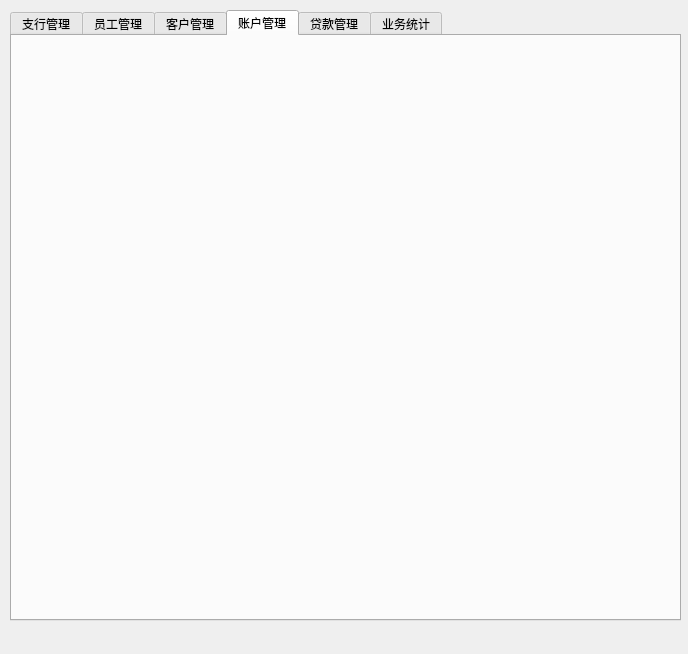
First picture: the form in bank/bank.ui, repository cyh-ustc/db_lab3, before the edit.
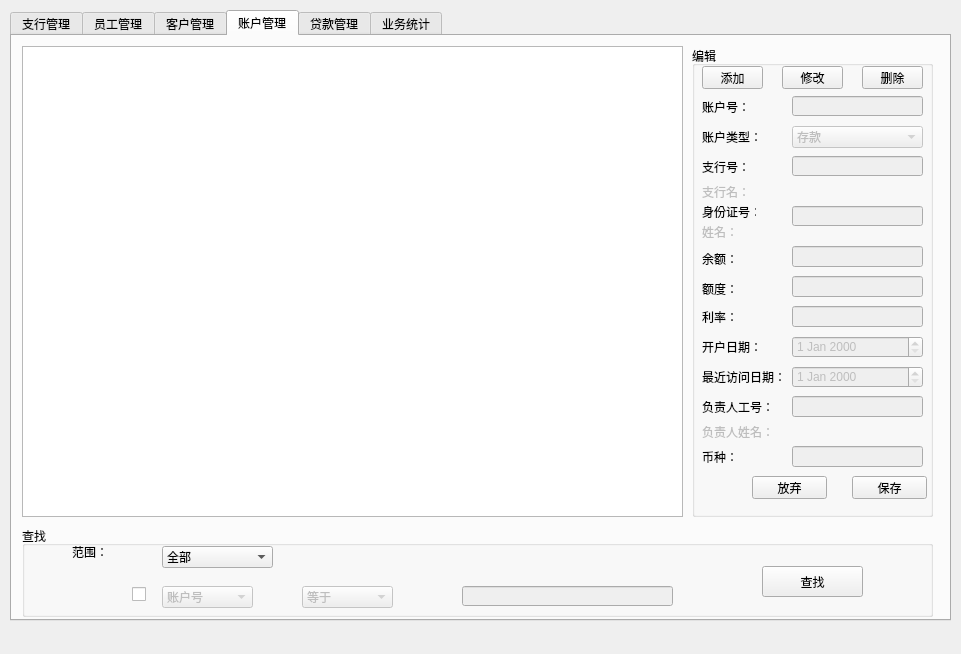
Second picture: the form after the edit. The open tabs and pages were chosen to show the change.

Patch:
```diff
--- a/bank/bank.ui
+++ b/bank/bank.ui
@@ -9,7 +9,7 @@
    <rect>
     <x>0</x>
     <y>0</y>
-    <width>688</width>
+    <width>961</width>
     <height>654</height>
    </rect>
   </property>
@@ -22,7 +22,7 @@
      <rect>
       <x>10</x>
       <y>10</y>
-      <width>671</width>
+      <width>941</width>
       <height>611</height>
      </rect>
     </property>
@@ -533,6 +533,652 @@
      <attribute name="title">
       <string>账户管理</string>
      </attribute>
+     <widget class="QTableView" name="accountTableView">
+      <property name="geometry">
+       <rect>
+        <x>10</x>
+        <y>10</y>
+        <width>661</width>
+        <height>471</height>
+       </rect>
+      </property>
+     </widget>
+     <widget class="QGroupBox" name="accountEditGroupBox">
+      <property name="geometry">
+       <rect>
+        <x>680</x>
+        <y>10</y>
+        <width>241</width>
+        <height>471</height>
+       </rect>
+      </property>
+      <property name="title">
+       <string>编辑</string>
+      </property>
+      <widget class="QLabel" name="accountIDLabel">
+       <property name="geometry">
+        <rect>
+         <x>10</x>
+         <y>55</y>
+         <width>48</width>
+         <height>12</height>
+        </rect>
+       </property>
+       <property name="text">
+        <string>账户号：</string>
+       </property>
+      </widget>
+      <widget class="QPushButton" name="accountSavePushButton">
+       <property name="geometry">
+        <rect>
+         <x>160</x>
+         <y>430</y>
+         <width>75</width>
+         <height>23</height>
+        </rect>
+       </property>
+       <property name="text">
+        <string>保存</string>
+       </property>
+      </widget>
+      <widget class="QPushButton" name="accountAlterPushButton">
+       <property name="geometry">
+        <rect>
+         <x>90</x>
+         <y>20</y>
+         <width>61</width>
+         <height>23</height>
+        </rect>
+       </property>
+       <property name="text">
+        <string>修改</string>
+       </property>
+      </widget>
+      <widget class="QPushButton" name="accountAbortPushButton">
+       <property name="geometry">
+        <rect>
+         <x>60</x>
+         <y>430</y>
+         <width>75</width>
+         <height>23</height>
+        </rect>
+       </property>
+       <property name="text">
+        <string>放弃</string>
+       </property>
+      </widget>
+      <widget class="QPushButton" name="accountAddPushButton">
+       <property name="geometry">
+        <rect>
+         <x>10</x>
+         <y>20</y>
+         <width>61</width>
+         <height>23</height>
+        </rect>
+       </property>
+       <property name="text">
+        <string>添加</string>
+       </property>
+      </widget>
+      <widget class="QPushButton" name="accountDeletePushButton">
+       <property name="geometry">
+        <rect>
+         <x>170</x>
+         <y>20</y>
+         <width>61</width>
+         <height>23</height>
+        </rect>
+       </property>
+       <property name="text">
+        <string>删除</string>
+       </property>
+      </widget>
+      <widget class="QLineEdit" name="accountCIDLineEdit">
+       <property name="enabled">
+        <bool>false</bool>
+       </property>
+       <property name="geometry">
+        <rect>
+         <x>100</x>
+         <y>160</y>
+         <width>131</width>
+         <height>20</height>
+        </rect>
+       </property>
+      </widget>
+      <widget class="QLabel" name="accountCIDLabel">
+       <property name="geometry">
+        <rect>
+         <x>10</x>
+         <y>160</y>
+         <width>54</width>
+         <height>12</height>
+        </rect>
+       </property>
+       <property name="text">
+        <string>身份证号：</string>
+       </property>
+      </widget>
+      <widget class="QLabel" name="accountBIDLabel">
+       <property name="geometry">
+        <rect>
+         <x>10</x>
+         <y>115</y>
+         <width>48</width>
+         <height>12</height>
+        </rect>
+       </property>
+       <property name="text">
+        <string>支行号：</string>
+       </property>
+      </widget>
+      <widget class="QLineEdit" name="accountBIDLineEdit">
+       <property name="enabled">
+        <bool>false</bool>
+       </property>
+       <property name="geometry">
+        <rect>
+         <x>100</x>
+         <y>110</y>
+         <width>131</width>
+         <height>20</height>
+        </rect>
+       </property>
+      </widget>
+      <widget class="QLabel" name="accountCNameLabel">
+       <property name="enabled">
+        <bool>false</bool>
+       </property>
+       <property name="geometry">
+        <rect>
+         <x>10</x>
+         <y>180</y>
+         <width>221</width>
+         <height>12</height>
+        </rect>
+       </property>
+       <property name="text">
+        <string>姓名：</string>
+       </property>
+      </widget>
+      <widget class="QLabel" name="accountBalanceLabel">
+       <property name="geometry">
+        <rect>
+         <x>10</x>
+         <y>205</y>
+         <width>41</width>
+         <height>16</height>
+        </rect>
+       </property>
+       <property name="text">
+        <string>余额：</string>
+       </property>
+      </widget>
+      <widget class="QLabel" name="accountIRateLabel">
+       <property name="geometry">
+        <rect>
+         <x>10</x>
+         <y>265</y>
+         <width>72</width>
+         <height>12</height>
+        </rect>
+       </property>
+       <property name="text">
+        <string>利率：</string>
+       </property>
+      </widget>
+      <widget class="QLabel" name="accountODateLabel">
+       <property name="geometry">
+        <rect>
+         <x>10</x>
+         <y>295</y>
+         <width>60</width>
+         <height>12</height>
+        </rect>
+       </property>
+       <property name="text">
+        <string>开户日期：</string>
+       </property>
+      </widget>
+      <widget class="QLabel" name="accountLDateLabel">
+       <property name="geometry">
+        <rect>
+         <x>10</x>
+         <y>325</y>
+         <width>84</width>
+         <height>12</height>
+        </rect>
+       </property>
+       <property name="text">
+        <string>最近访问日期：</string>
+       </property>
+      </widget>
+      <widget class="QLineEdit" name="accountBalanceLineEdit">
+       <property name="enabled">
+        <bool>false</bool>
+       </property>
+       <property name="geometry">
+        <rect>
+         <x>100</x>
+         <y>200</y>
+         <width>131</width>
+         <height>21</height>
+        </rect>
+       </property>
+       <property name="text">
+        <string/>
+       </property>
+      </widget>
+      <widget class="QLineEdit" name="accountIRateLineEdit">
+       <property name="enabled">
+        <bool>false</bool>
+       </property>
+       <property name="geometry">
+        <rect>
+         <x>100</x>
+         <y>260</y>
+         <width>131</width>
+         <height>21</height>
+        </rect>
+       </property>
+       <property name="text">
+        <string/>
+       </property>
+      </widget>
+      <widget class="QLineEdit" name="accountIDLineEdit">
+       <property name="enabled">
+        <bool>false</bool>
+       </property>
+       <property name="geometry">
+        <rect>
+         <x>100</x>
+         <y>50</y>
+         <width>131</width>
+         <height>20</height>
+        </rect>
+       </property>
+      </widget>
+      <widget class="QLineEdit" name="accountCreditLineEdit">
+       <property name="enabled">
+        <bool>false</bool>
+       </property>
+       <property name="geometry">
+        <rect>
+         <x>100</x>
+         <y>230</y>
+         <width>131</width>
+         <height>21</height>
+        </rect>
+       </property>
+       <property name="text">
+        <string/>
+       </property>
+      </widget>
+      <widget class="QLabel" name="accountBalanceCreditLabel">
+       <property name="enabled">
+        <bool>true</bool>
+       </property>
+       <property name="geometry">
+        <rect>
+         <x>10</x>
+         <y>235</y>
+         <width>41</width>
+         <height>16</height>
+        </rect>
+       </property>
+       <property name="text">
+        <string>额度：</string>
+       </property>
+      </widget>
+      <widget class="QLabel" name="accountTypeLabel">
+       <property name="geometry">
+        <rect>
+         <x>10</x>
+         <y>85</y>
+         <width>60</width>
+         <height>12</height>
+        </rect>
+       </property>
+       <property name="text">
+        <string>账户类型：</string>
+       </property>
+      </widget>
+      <widget class="QComboBox" name="accountTypeComboBox">
+       <property name="enabled">
+        <bool>false</bool>
+       </property>
+       <property name="geometry">
+        <rect>
+         <x>100</x>
+         <y>80</y>
+         <width>131</width>
+         <height>22</height>
+        </rect>
+       </property>
+       <item>
+        <property name="text">
+         <string>存款</string>
+        </property>
+       </item>
+       <item>
+        <property name="text">
+         <string>支票</string>
+        </property>
+       </item>
+      </widget>
+      <widget class="QDateEdit" name="accountODateEdit">
+       <property name="enabled">
+        <bool>false</bool>
+       </property>
+       <property name="geometry">
+        <rect>
+         <x>100</x>
+         <y>290</y>
+         <width>131</width>
+         <height>22</height>
+        </rect>
+       </property>
+      </widget>
+      <widget class="QDateEdit" name="accountLastDateEdit">
+       <property name="enabled">
+        <bool>false</bool>
+       </property>
+       <property name="geometry">
+        <rect>
+         <x>100</x>
+         <y>320</y>
+         <width>131</width>
+         <height>22</height>
+        </rect>
+       </property>
+      </widget>
+      <widget class="QLabel" name="accountEIDLabel">
+       <property name="geometry">
+        <rect>
+         <x>10</x>
+         <y>355</y>
+         <width>72</width>
+         <height>12</height>
+        </rect>
+       </property>
+       <property name="text">
+        <string>负责人工号：</string>
+       </property>
+      </widget>
+      <widget class="QLineEdit" name="accountEIDLineEdit">
+       <property name="enabled">
+        <bool>false</bool>
+       </property>
+       <property name="geometry">
+        <rect>
+         <x>100</x>
+         <y>350</y>
+         <width>131</width>
+         <height>21</height>
+        </rect>
+       </property>
+       <property name="text">
+        <string/>
+       </property>
+      </widget>
+      <widget class="QLabel" name="accountENameLabel">
+       <property name="enabled">
+        <bool>false</bool>
+       </property>
+       <property name="geometry">
+        <rect>
+         <x>10</x>
+         <y>380</y>
+         <width>216</width>
+         <height>12</height>
+        </rect>
+       </property>
+       <property name="text">
+        <string>负责人姓名：</string>
+       </property>
+      </widget>
+      <widget class="QLabel" name="accountCNYLabel">
+       <property name="geometry">
+        <rect>
+         <x>10</x>
+         <y>405</y>
+         <width>72</width>
+         <height>12</height>
+        </rect>
+       </property>
+       <property name="text">
+        <string>币种：</string>
+       </property>
+      </widget>
+      <widget class="QLineEdit" name="accountCNYLineEdit">
+       <property name="enabled">
+        <bool>false</bool>
+       </property>
+       <property name="geometry">
+        <rect>
+         <x>100</x>
+         <y>400</y>
+         <width>131</width>
+         <height>21</height>
+        </rect>
+       </property>
+       <property name="text">
+        <string/>
+       </property>
+      </widget>
+      <widget class="QLabel" name="accountBNameLabel">
+       <property name="enabled">
+        <bool>false</bool>
+       </property>
+       <property name="geometry">
+        <rect>
+         <x>10</x>
+         <y>140</y>
+         <width>200</width>
+         <height>12</height>
+        </rect>
+       </property>
+       <property name="text">
+        <string>支行名：</string>
+       </property>
+      </widget>
+     </widget>
+     <widget class="QGroupBox" name="accountSearchGroupBox">
+      <property name="geometry">
+       <rect>
+        <x>10</x>
+        <y>490</y>
+        <width>911</width>
+        <height>91</height>
+       </rect>
+      </property>
+      <property name="title">
+       <string>查找</string>
+      </property>
+      <widget class="QPushButton" name="accountSearchPushButton">
+       <property name="geometry">
+        <rect>
+         <x>740</x>
+         <y>40</y>
+         <width>101</width>
+         <height>31</height>
+        </rect>
+       </property>
+       <property name="text">
+        <string>查找</string>
+       </property>
+      </widget>
+      <widget class="QLabel" name="accountSearchRangeLabel">
+       <property name="geometry">
+        <rect>
+         <x>50</x>
+         <y>20</y>
+         <width>36</width>
+         <height>12</height>
+        </rect>
+       </property>
+       <property name="text">
+        <string>范围：</string>
+       </property>
+      </widget>
+      <widget class="QComboBox" name="accountSearchRangeComboBox">
+       <property name="geometry">
+        <rect>
+         <x>140</x>
+         <y>20</y>
+         <width>111</width>
+         <height>22</height>
+        </rect>
+       </property>
+       <item>
+        <property name="text">
+         <string>全部</string>
+        </property>
+       </item>
+       <item>
+        <property name="text">
+         <string>上一次结果</string>
+        </property>
+       </item>
+      </widget>
+      <widget class="QCheckBox" name="accountSearchCheckBox">
+       <property name="geometry">
+        <rect>
+         <x>110</x>
+         <y>60</y>
+         <width>21</width>
+         <height>16</height>
+        </rect>
+       </property>
+       <property name="text">
+        <string/>
+       </property>
+      </widget>
+      <widget class="QComboBox" name="accountSearchOpComboBox">
+       <property name="enabled">
+        <bool>false</bool>
+       </property>
+       <property name="geometry">
+        <rect>
+         <x>280</x>
+         <y>60</y>
+         <width>91</width>
+         <height>22</height>
+        </rect>
+       </property>
+       <item>
+        <property name="text">
+         <string>等于</string>
+        </property>
+       </item>
+       <item>
+        <property name="text">
+         <string>不等于</string>
+        </property>
+       </item>
+       <item>
+        <property name="text">
+         <string>包含</string>
+        </property>
+       </item>
+      </widget>
+      <widget class="QLineEdit" name="accountSearchLineEdit">
+       <property name="enabled">
+        <bool>false</bool>
+       </property>
+       <property name="geometry">
+        <rect>
+         <x>440</x>
+         <y>60</y>
+         <width>211</width>
+         <height>20</height>
+        </rect>
+       </property>
+      </widget>
+      <widget class="QComboBox" name="accountSearchColComboBox">
+       <property name="enabled">
+        <bool>false</bool>
+       </property>
+       <property name="geometry">
+        <rect>
+         <x>140</x>
+         <y>60</y>
+         <width>91</width>
+         <height>22</height>
+        </rect>
+       </property>
+       <item>
+        <property name="text">
+         <string>账户号</string>
+        </property>
+       </item>
+       <item>
+        <property name="text">
+         <string>账户类型</string>
+        </property>
+       </item>
+       <item>
+        <property name="text">
+         <string>支行号</string>
+        </property>
+       </item>
+       <item>
+        <property name="text">
+         <string>支行名</string>
+        </property>
+       </item>
+       <item>
+        <property name="text">
+         <string>身份证号</string>
+        </property>
+       </item>
+       <item>
+        <property name="text">
+         <string>姓名</string>
+        </property>
+       </item>
+       <item>
+        <property name="text">
+         <string>余额</string>
+        </property>
+       </item>
+       <item>
+        <property name="text">
+         <string>额度</string>
+        </property>
+       </item>
+       <item>
+        <property name="text">
+         <string>利率</string>
+        </property>
+       </item>
+       <item>
+        <property name="text">
+         <string>开户日期</string>
+        </property>
+       </item>
+       <item>
+        <property name="text">
+         <string>最近访问日期</string>
+        </property>
+       </item>
+       <item>
+        <property name="text">
+         <string>负责人工号</string>
+        </property>
+       </item>
+       <item>
+        <property name="text">
+         <string>负责人姓名</string>
+        </property>
+       </item>
+       <item>
+        <property name="text">
+         <string>币种</string>
+        </property>
+       </item>
+      </widget>
+     </widget>
     </widget>
     <widget class="QWidget" name="tab_5">
      <attribute name="title">
```
Left out of the diff: 979 changed lines with no effect on the pictures.
